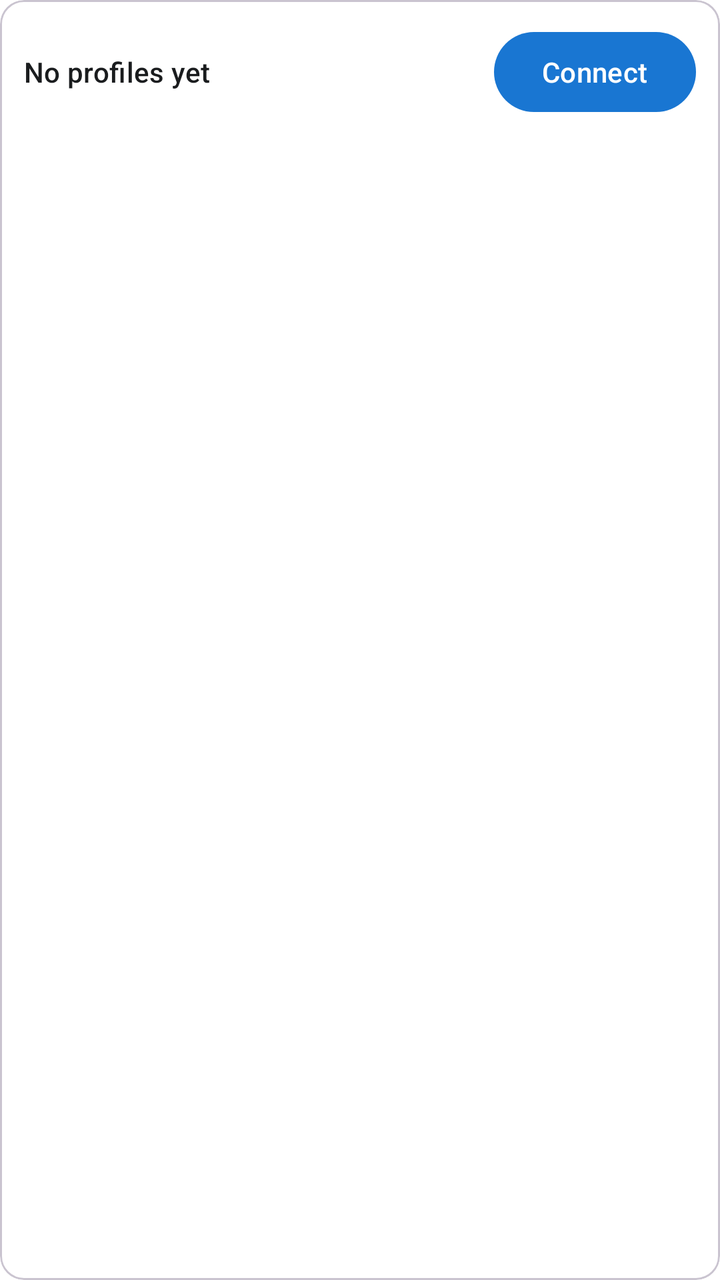
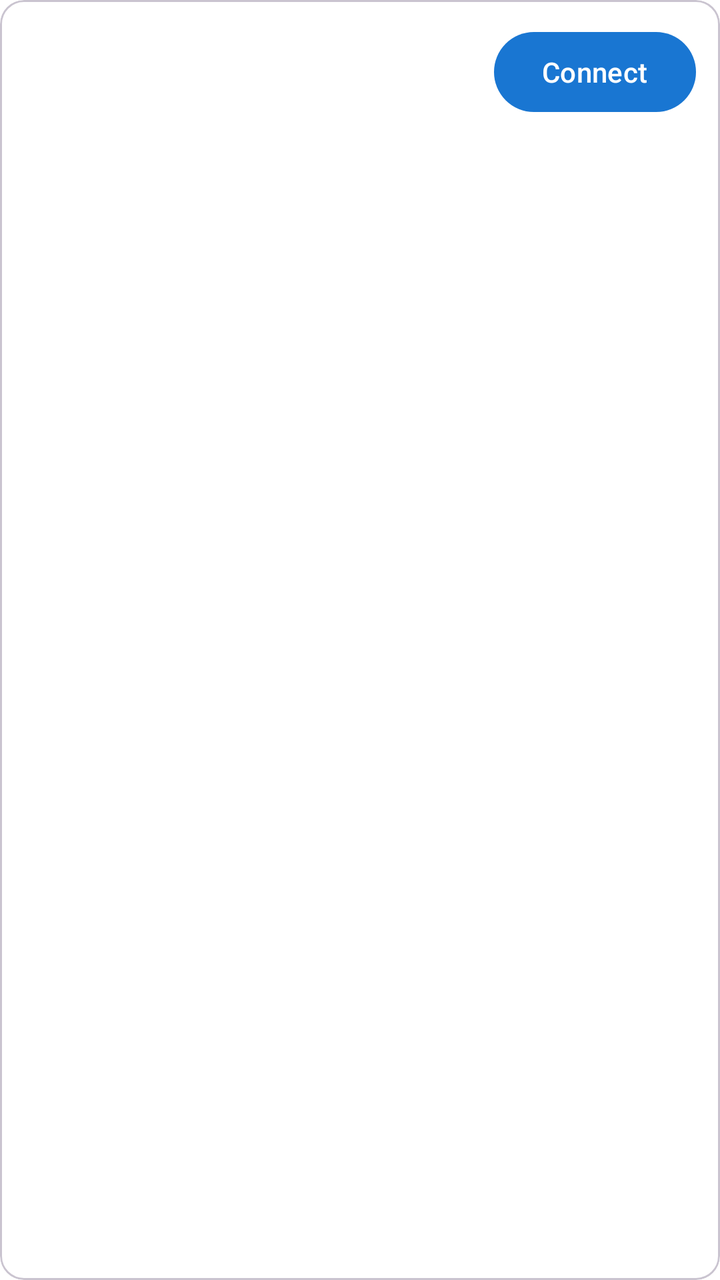

An Android layout rendered at two revisions. The XML below is the earlier revision; the diff shows what the commit changed to produce the second picture.
<!-- AndroidManifest.xml: application theme Theme.MrOpenVPNClient -->
<!-- res/layout/item_profile.xml -->
<?xml version="1.0" encoding="utf-8"?>
<com.google.android.material.card.MaterialCardView xmlns:android="http://schemas.android.com/apk/res/android"
    xmlns:app="http://schemas.android.com/apk/res-auto"
    android:layout_width="match_parent"
    android:layout_height="wrap_content"
    android:layout_marginTop="8dp"
    android:foreground="?attr/selectableItemBackground"
    app:cardCornerRadius="12dp">

    <LinearLayout
        android:layout_width="match_parent"
        android:layout_height="wrap_content"
        android:gravity="center_vertical"
        android:orientation="horizontal"
        android:padding="12dp">

        <LinearLayout
            android:layout_width="0dp"
            android:layout_height="wrap_content"
            android:layout_weight="1"
            android:orientation="vertical">

            <TextView
                android:id="@+id/profileNameText"
                android:layout_width="match_parent"
                android:layout_height="wrap_content"
                android:text="@string/no_profiles"
                android:textAppearance="?attr/textAppearanceTitleSmall" />

            <TextView
                android:id="@+id/profileUserText"
                android:layout_width="match_parent"
                android:layout_height="wrap_content"
                android:textAppearance="?attr/textAppearanceBodySmall"
                android:visibility="gone" />
        </LinearLayout>

        <Button
            android:id="@+id/connectButton"
            android:layout_width="wrap_content"
            android:layout_height="wrap_content"
            android:text="@string/connect" />
    </LinearLayout>
</com.google.android.material.card.MaterialCardView>
<!-- resources referenced by this layout -->
<resources>
  <string name="connect">Connect</string>
  <string name="no_profiles">No profiles yet</string>
  <style name="Theme.MrOpenVPNClient" parent="Theme.Material3.DayNight.NoActionBar">
          <item name="colorPrimary">@color/primary</item>
          <item name="colorOnPrimary">@color/onPrimary</item>
          <item name="colorPrimaryContainer">@color/primaryContainer</item>
          <item name="colorOnPrimaryContainer">@color/onPrimaryContainer</item>
          <item name="colorSecondary">@color/secondary</item>
          <item name="colorOnSecondary">@color/onSecondary</item>
          <item name="android:colorBackground">@color/background</item>
          <item name="colorSurface">@color/surface</item>
          <item name="colorOnSurface">@color/onSurface</item>
          <item name="colorOnSurfaceVariant">@color/onSurfaceVariant</item>
          <item name="android:textColorPrimary">?attr/colorOnSurface</item>
          <item name="android:textColorSecondary">?attr/colorOnSurfaceVariant</item>
          <item name="android:textColorTertiary">?attr/colorOnSurfaceVariant</item>
          <item name="android:textColorHint">?attr/colorOnSurfaceVariant</item>
          <item name="android:textColorLink">?attr/colorPrimary</item>
          <item name="colorError">@color/error</item>
          <item name="colorSurfaceContainer">@color/surfaceContainer</item>
          <item name="colorSurfaceContainerHighest">@color/surfaceContainerHigh</item>
          <item name="colorOutline">@color/outline</item>
          <item name="android:statusBarColor">@color/background</item>
          <item name="android:navigationBarColor">@color/background</item>
          <item name="android:windowLightStatusBar">@bool/status_bar_light_icons</item>
      </style>
  <color name="primary">#1976D2</color>
  <color name="onPrimary">#FFFFFF</color>
  <color name="primaryContainer">#D3E4FF</color>
  <color name="onPrimaryContainer">#001B3F</color>
  <color name="secondary">#56607C</color>
  <color name="onSecondary">#FFFFFF</color>
  <color name="background">#FFFFFF</color>
  <color name="surface">#FFFFFF</color>
  <color name="onSurface">#1A1C1E</color>
  <color name="onSurfaceVariant">#49454F</color>
  <color name="error">#BA1A1A</color>
  <color name="surfaceContainer">#F3F3F3</color>
  <color name="surfaceContainerHigh">#E7E7E7</color>
  <color name="outline">#74777F</color>
</resources>

<!-- the commit's change to res/layout/item_profile.xml (unified diff, before → after) -->
@@ -24,14 +24,13 @@
                 android:id="@+id/profileNameText"
                 android:layout_width="match_parent"
                 android:layout_height="wrap_content"
-                android:text="@string/no_profiles"
                 android:textAppearance="?attr/textAppearanceTitleSmall" />
 
             <TextView
                 android:id="@+id/profileUserText"
                 android:layout_width="match_parent"
                 android:layout_height="wrap_content"
-                android:textAppearance="?attr/textAppearanceBodySmall"
+                android:textAppearance="?attr/textAppearanceTitleSmall"
                 android:visibility="gone" />
         </LinearLayout>
 
<!-- resource entries referenced after the edit -->
@@ -1,7 +1,6 @@
 <!-- resources referenced by this layout -->
 <resources>
   <string name="connect">Connect</string>
-  <string name="no_profiles">No profiles yet</string>
   <style name="Theme.MrOpenVPNClient" parent="Theme.Material3.DayNight.NoActionBar">
           <item name="colorPrimary">@color/primary</item>
           <item name="colorOnPrimary">@color/onPrimary</item>
